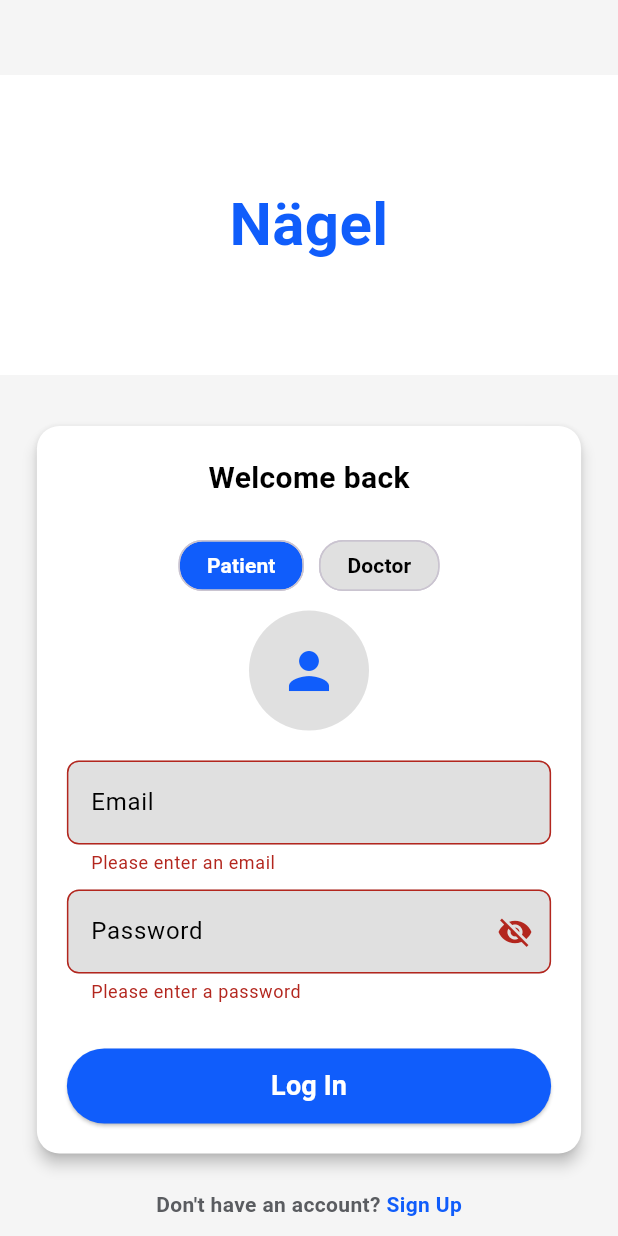
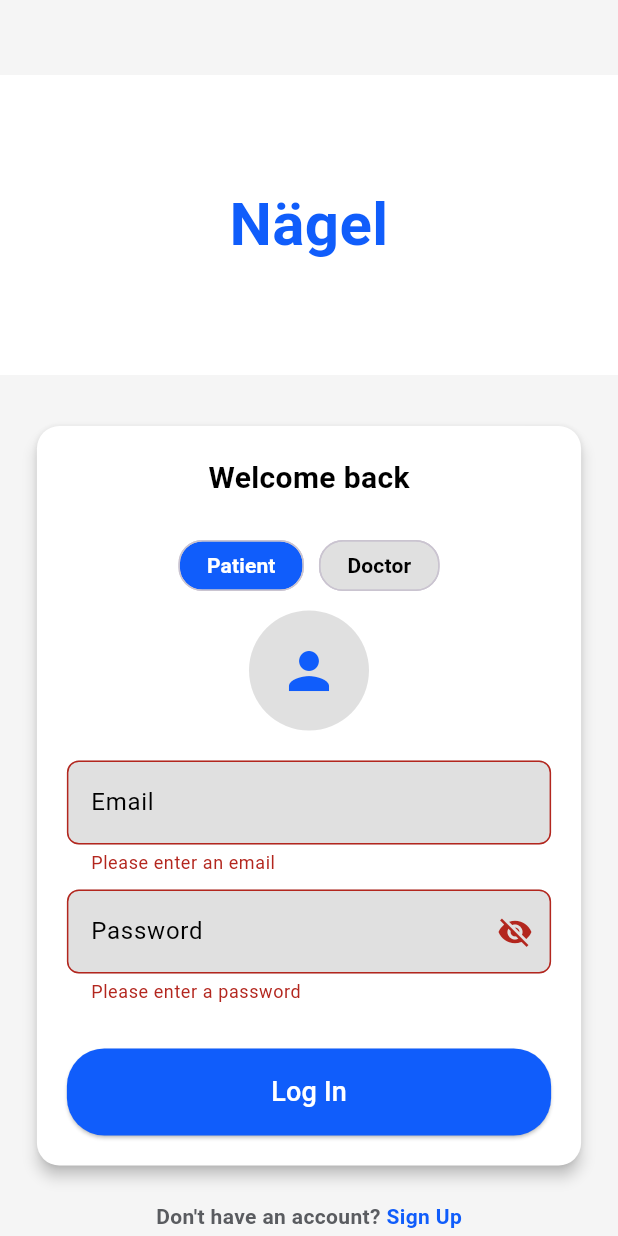
Before and after one commit to Mo277210/final_year_project, a Flutter app: the screen it shows after launch, after a tap on "Log In", on a phone screen of 412 x 824 dp. Run offline on Flutter 3.47's test engine with Material 3 defaults, Android fonts, the phone set to English and light mode, and no system bars; our stand-ins replace file_picker, flutter_rating_bar.

Commit message:
setting clear and login sinup change  colors and email and pass error and patient_info.dart update

```diff
--- a/lib/homePagePatient/setting_Patient_Page.dart
+++ b/lib/homePagePatient/setting_Patient_Page.dart
@@ -62,6 +62,7 @@ class _SettingPatientPageState extends State<SettingPatientPage> {
             SnackBar(
                 content: Text(data['message'] ?? "Name updated successfully")),
           );
+          nameController.clear(); // Clear the field after success
         } else {
           throw Exception(data['message'] ?? "Failed to update name");
         }
@@ -114,6 +115,7 @@ class _SettingPatientPageState extends State<SettingPatientPage> {
         ScaffoldMessenger.of(context).showSnackBar(
           SnackBar(content: Text(emailResponse.message)),
         );
+        emailController.clear(); // Clear the field after success
       } else {
         throw Exception(emailResponse.message);
       }
@@ -150,7 +152,7 @@ class _SettingPatientPageState extends State<SettingPatientPage> {
           SnackBar(content: Text(response.message)),
         );
 
-        // Clear password fields after successful update
+        // Clear all password fields after successful update
         oldPasswordController.clear();
         passwordController.clear();
         confirmPasswordController.clear();
--- a/lib/login/loginScreenPatient.dart
+++ b/lib/login/loginScreenPatient.dart
@@ -1,4 +1,5 @@
 import 'package:collogefinalpoject/%20%20provider/provider.dart';
+import 'package:collogefinalpoject/shared_ui/custom%20buttonloading.dart';
 import 'package:collogefinalpoject/shared_ui/customButton.dart';
 import 'package:flutter/material.dart';
 import 'package:provider/provider.dart';
@@ -6,7 +7,6 @@ import '../api/login/loginResonseDm.dart'; // Ensure this import is correct
 import '../homePagePatient/homePagePatient.dart';
 import '../model/login/login_patient_model.dart'; // Ensure this import is correct
 import '../shared_ui/chipRow.dart';
-
 import '../shared_ui/nagelupbar.dart';
 import '../signup/signUpScreenPatient.dart';
 import 'loginScreenAdmin.dart';
@@ -24,7 +24,6 @@ class _LoginScreenPatientState extends State<LoginScreenPatient> {
   bool _isPasswordVisible = false;
   bool _isLoading = false;
   String _errorMessage = '';
-
   final _formKey = GlobalKey<FormState>();
   final _emailController = TextEditingController();
   final _passwordController = TextEditingController();
@@ -45,31 +44,48 @@ class _LoginScreenPatientState extends State<LoginScreenPatient> {
     try {
       APIService apiService = APIService();
       var response = await apiService.login("patient", requestModel);
-
       print("Token Response: ${response.token}");
+      print("Error Response: ${response.error}");
 
       if (response.token.isNotEmpty) {
-        // Set the token in the TokenProvider
         Provider.of<TokenProvider>(context, listen: false).setToken(response.token);
-
         Navigator.pushReplacement(
           context,
           MaterialPageRoute(builder: (context) => const Homepagepatient()),
         );
       } else {
+        // More flexible error checking
+        if (response.error.toLowerCase().contains('incorrect') ||
+            response.error.toLowerCase().contains('invalid') ||
+            response.error.toLowerCase().contains('wrong')) {
           setState(() {
-          _errorMessage = response.error.isNotEmpty ? response.error : "Login failed. Please try again.";
+            _errorMessage = "Incorrect email or password. Please try again.";
           });
+          // Also show as SnackBar
+          ScaffoldMessenger.of(context).showSnackBar(
+            SnackBar(
+              content: Text("Incorrect email or password. Please try again."),
+              backgroundColor: Colors.red,
+            ),
+          );
+        } else {
+          setState(() {
+            _errorMessage = response.error.isNotEmpty
+                ? response.error
+                : "Login failed. Please try again.";
+          });
+        }
       }
     } catch (e) {
       setState(() {
         _errorMessage = "An error occurred. Please check your connection.";
       });
-    }
-
+      print("Login error: $e");
+    } finally {
       setState(() {
         _isLoading = false;
       });
+    }
   }
 
   void _showAdminMessage() {
@@ -218,7 +234,6 @@ class _LoginScreenPatientState extends State<LoginScreenPatient> {
                                         },
                                       ),
                                       const SizedBox(height: 20),
-
                                       // Error Message Display
                                       if (_errorMessage.isNotEmpty)
                                         Text(
@@ -227,13 +242,11 @@ class _LoginScreenPatientState extends State<LoginScreenPatient> {
                                               color: Colors.red, fontSize: 14),
                                         ),
                                       const SizedBox(height: 10),
-
                                       // Login Button
-                                      CustomButton(
-                                        buttonText: _isLoading
-                                            ? 'Logging in...'
-                                            : 'Log In',
-                                        onPressed: _isLoading ? () {} : _login,
+                                      CustomButtonloading(
+                                        buttonText: _isLoading ? 'Logging in...' : 'Log In',
+                                        onPressed: _isLoading ? null : _login, // This works now
+                                        buttonColor: _isLoading ? Colors.grey : const Color(0xFF105DFB),
                                       ),
                                     ],
                                   ),
@@ -273,12 +286,14 @@ class _LoginScreenPatientState extends State<LoginScreenPatient> {
                           ],
                         ),
                         const SizedBox(height: 20),
-                        InkWell(onTap: (){ Navigator.push(
+                        InkWell(
+                          onTap: () {
+                            Navigator.push(
                               context,
                               MaterialPageRoute(
-                              builder: (context) =>
-                                  LoginScreenAdmin()),
-                        );},
+                                  builder: (context) => LoginScreenAdmin()),
+                            );
+                          },
                           child: Padding(
                             padding: EdgeInsetsDirectional.fromSTEB(8, 12, 8, 12),
                             child: Align(
@@ -289,20 +304,25 @@ class _LoginScreenPatientState extends State<LoginScreenPatient> {
                                   borderRadius: BorderRadius.circular(20),
                                 ),
                                 child: Padding(
-                                  padding: EdgeInsets.symmetric(vertical: 10, horizontal: 20),
+                                  padding: EdgeInsets.symmetric(
+                                      vertical: 10, horizontal: 20),
                                   child: Row(
                                     mainAxisSize: MainAxisSize.min,
                                     children: [
                                       Icon(
                                         Icons.admin_panel_settings,
-                                        color: Theme.of(context).colorScheme.onPrimary,
+                                        color: Theme.of(context)
+                                            .colorScheme
+                                            .onPrimary,
                                         size: 24,
                                       ),
                                       SizedBox(width: 10),
                                       Text(
                                         'Admin',
                                         style: TextStyle(
-                                          color: Theme.of(context).colorScheme.onPrimary,
+                                          color: Theme.of(context)
+                                              .colorScheme
+                                              .onPrimary,
                                           fontFamily: 'Inter',
                                           fontSize: 16,
                                           letterSpacing: 0.0,
@@ -327,10 +347,3 @@ class _LoginScreenPatientState extends State<LoginScreenPatient> {
     );
   }
 }
-
-void main() {
-  runApp(MaterialApp(
-    debugShowCheckedModeBanner: false,
-    home: LoginScreenPatient(),
-  ));
-}
--- /dev/null
+++ b/lib/shared_ui/custom buttonloading.dart
@@ -0,0 +1,37 @@
+import 'package:flutter/material.dart';
+
+class CustomButtonloading extends StatelessWidget {
+  final String buttonText;
+  final VoidCallback? onPressed; // Make this nullable
+  final Color buttonColor;
+
+  const CustomButtonloading({
+    Key? key,
+    required this.buttonText,
+    this.onPressed, // Allow null for onPressed
+    this.buttonColor = const Color(0xFF105DFB), // Default color
+  }) : super(key: key);
+
+  @override
+  Widget build(BuildContext context) {
+    return ElevatedButton(
+      onPressed: onPressed, // Use the nullable onPressed here
+      style: ElevatedButton.styleFrom(
+        backgroundColor: buttonColor,
+        padding: const EdgeInsets.symmetric(vertical: 16),
+        minimumSize: Size(MediaQuery.of(context).size.width * 0.8, 50),
+        shape: RoundedRectangleBorder(
+          borderRadius: BorderRadius.circular(25),
+        ),
+      ),
+      child: Text(
+        buttonText,
+        style: const TextStyle(
+          color: Colors.white,
+          fontSize: 18,
+          fontWeight: FontWeight.w500,
+        ),
+      ),
+    );
+  }
+}
```
Also changed, not shown: lib/api/patient_home/address.dart (deleted, +0 -27 lines), lib/api/patient_home/name_patient.dart (deleted, +0 -26 lines), lib/api/patient_home/patient_info.dart (added, +31 -0 lines), lib/homePagePatient/doctor_sreach_page.dart (+46 -69 lines), lib/homePagePatient/historyPage.dart (+12 -9 lines), lib/login/loginScreenAdmin.dart (+28 -11 lines), lib/login/loginScreenDoctor.dart (+44 -35 lines), lib/model/patient_home/name_patient.dart (deleted, +0 -21 lines), lib/model/patient_home/patient_info.dart (added, +34 -0 lines), lib/signup/signUPScreenDoctor.dart (+62 -70 lines), lib/signup/signUpScreenPatient.dart (+7 -7 lines), lib/signup/licenseUploadScreen.dart (renamed from lib/login/licenseUploadScreen.dart). Lines whose indentation alone changed are shown as unchanged.
